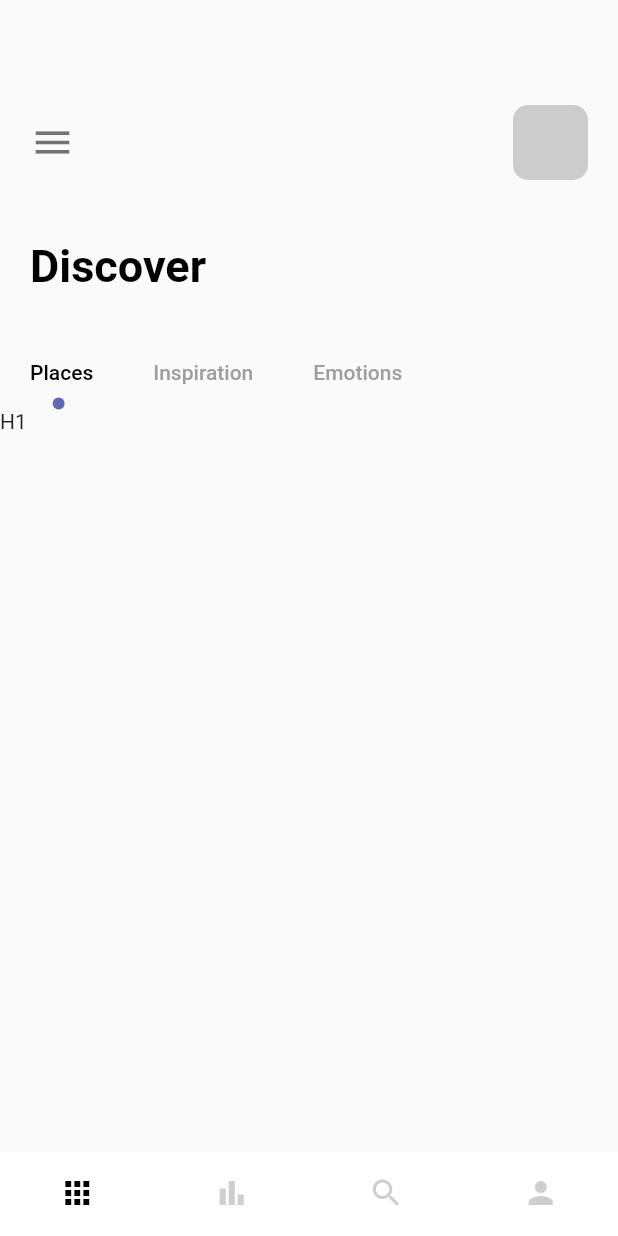
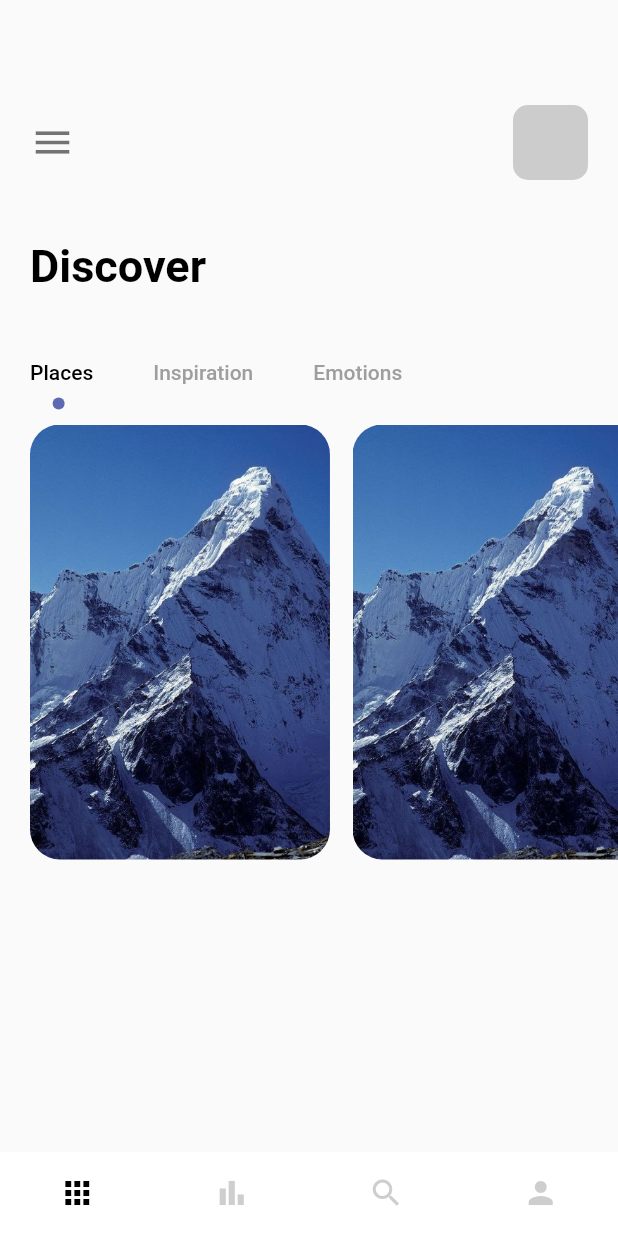
Before and after one commit to ahmadadejumo/weather-app, a Flutter app: the screen it shows after launch, on a phone screen of 412 x 824 dp. Run offline on Flutter 3.47's test engine with Material 2 defaults, Android fonts, the phone set to English and light mode, and no system bars.

```diff
--- a/lib/pages/navpages/home_page.dart
+++ b/lib/pages/navpages/home_page.dart
@@ -75,11 +75,31 @@ class _HomePageState extends State<HomePage> with TickerProviderStateMixin {
             ),
           ),
           Container(
+            padding: const EdgeInsets.only(left: 20),
             height: 300,
             width: double.maxFinite,
             // ignore: prefer_const_literals_to_create_immutables
             child: TabBarView(controller: _tabController, children: [
-              Text("H1"),
+              ListView.builder(
+                itemCount: 3,
+                scrollDirection: Axis.horizontal,
+                itemBuilder: (BuildContext context, int index) {
+                  return Container(
+                    margin: const EdgeInsets.only(right: 15, top: 10),
+                    width: 200,
+                    height: 300,
+                    decoration: BoxDecoration(
+                      borderRadius: BorderRadius.circular(20),
+                      color: Colors.white,
+                      image: DecorationImage(
+                          image: AssetImage(
+                            "img/mountain.jpeg",
+                          ),
+                          fit: BoxFit.cover),
+                    ),
+                  );
+                },
+              ),
               Text("H1"),
               Text("H1"),
             ]),
```
